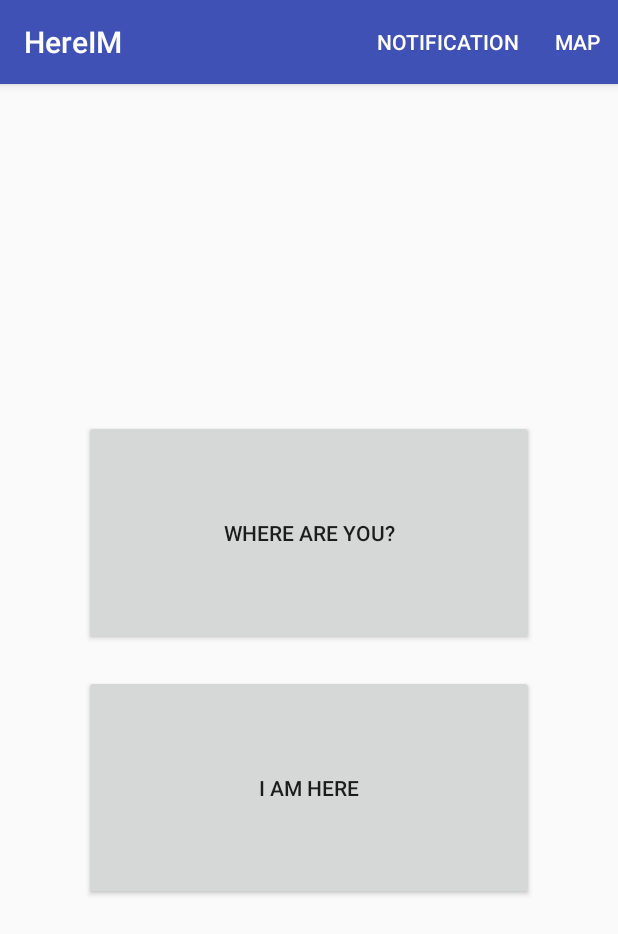
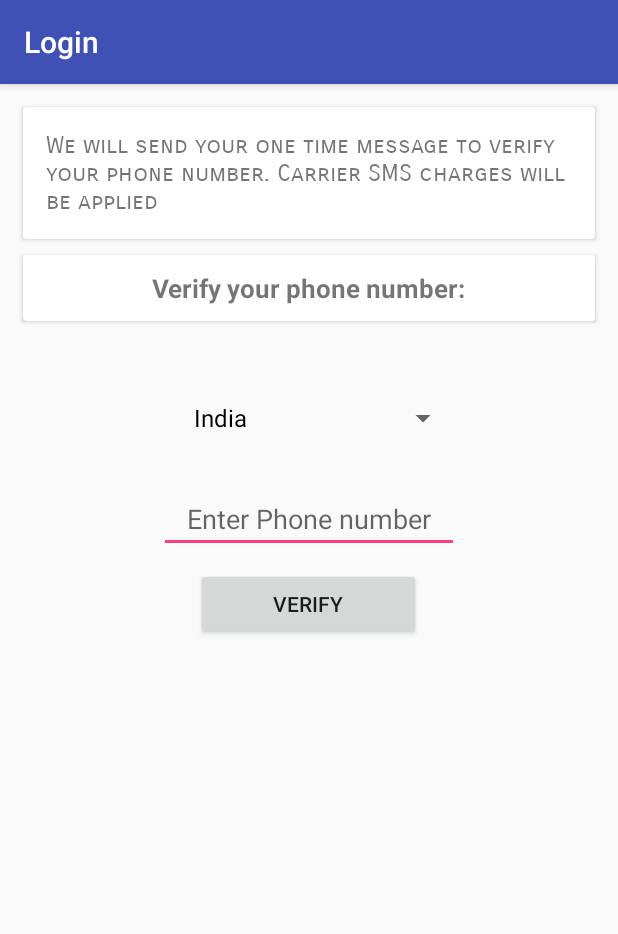
Before and after one commit to Unic-1/HereIM, an Android app: the screen it shows after launch (LandingActivity before the commit, LoginActivity after it), on a phone screen of 412 x 824 dp. Shown: the top 934 px of the screen. Run offline under Robolectric (Android 15) with nearby library versions, the phone set to English and light mode, and no system bars; our stand-ins replace Firebase (no records; nobody signed in at launch, a user with empty details on screens opened directly).

Commit message:
New: LoginActivity added. OTP Verificaiton is completed

```diff
--- a/app/src/main/java/com/unic_1/hereim/Adapter/NotificationAdapter.java
+++ b/app/src/main/java/com/unic_1/hereim/Adapter/NotificationAdapter.java
@@ -46,8 +46,8 @@ public class NotificationAdapter extends RecyclerView.Adapter<NotificationAdapte
 
         public NotificationViewHolder(View itemView) {
             super(itemView);
-            tvMessage = itemView.findViewById(R.id.tvMessage);
-            tvSender = itemView.findViewById(R.id.tvSender);
+            tvMessage = (TextView) itemView.findViewById(R.id.tvMessage);
+            tvSender = (TextView) itemView.findViewById(R.id.tvSender);
         }
 
         public void setMessage(String message) {
--- /dev/null
+++ b/app/src/main/res/layout/activity_login.xml
@@ -0,0 +1,124 @@
+<?xml version="1.0" encoding="utf-8"?>
+<LinearLayout xmlns:android="http://schemas.android.com/apk/res/android"
+    xmlns:app="http://schemas.android.com/apk/res-auto"
+    xmlns:tools="http://schemas.android.com/tools"
+    android:layout_width="match_parent"
+    android:layout_height="match_parent"
+    android:orientation="vertical"
+    android:padding="10dp"
+    tools:context="com.unic_1.hereim.LoginActivity">
+
+    <android.support.v7.widget.CardView
+        android:id="@+id/cardViewVerifyOTP"
+        android:layout_width="match_parent"
+        android:layout_height="wrap_content"
+        android:layout_margin="5dp"
+        android:visibility="gone">
+
+        <TextView
+            android:layout_width="match_parent"
+            android:layout_height="wrap_content"
+            android:layout_margin="15dp"
+            android:gravity="center_horizontal"
+            android:text="Verify OTP:"
+            android:textSize="17sp"
+            android:textStyle="bold" />
+    </android.support.v7.widget.CardView>
+
+    <EditText
+        android:id="@+id/etotp"
+        android:layout_width="200dp"
+        android:layout_height="wrap_content"
+        android:layout_gravity="center_horizontal"
+        android:layout_marginTop="20dp"
+        android:gravity="center_horizontal"
+        android:hint="Code"
+        android:inputType="number"
+        android:visibility="gone" />
+
+    <Button
+        android:id="@+id/botpSubmit"
+        android:layout_width="150dp"
+        android:layout_height="wrap_content"
+        android:layout_gravity="center_horizontal"
+        android:layout_marginTop="10dp"
+        android:onClick="otpVerify"
+        android:text="Submit"
+        android:visibility="gone" />
+
+    <TextView
+        android:id="@+id/resendCode"
+        android:layout_width="match_parent"
+        android:layout_height="wrap_content"
+        android:layout_margin="15dp"
+        android:gravity="center_horizontal"
+        android:onClick="resendOtp"
+        android:text="Resend OTP"
+        android:textColor="#3bafda"
+        android:textSize="16sp"
+        android:visibility="gone" />
+
+    <android.support.v7.widget.CardView
+        android:id="@+id/cardViewVerifyText"
+        android:layout_width="match_parent"
+        android:layout_height="wrap_content"
+        android:layout_margin="5dp"
+        android:visibility="visible">
+
+        <TextView
+            android:layout_width="match_parent"
+            android:layout_height="wrap_content"
+            android:layout_margin="15dp"
+            android:fontFamily="sans-serif-smallcaps"
+            android:text="@string/login_message"
+            android:textSize="16sp" />
+    </android.support.v7.widget.CardView>
+
+    <android.support.v7.widget.CardView
+        android:id="@+id/cardViewVerify"
+        android:layout_width="match_parent"
+        android:layout_height="wrap_content"
+        android:layout_margin="5dp"
+        android:visibility="visible">
+
+        <TextView
+            android:layout_width="wrap_content"
+            android:layout_height="wrap_content"
+            android:layout_gravity="center_horizontal"
+            android:layout_margin="10dp"
+            android:text="@string/verify_text"
+            android:textSize="17sp"
+            android:textStyle="bold" />
+
+    </android.support.v7.widget.CardView>
+
+    <Spinner
+        android:id="@+id/spinner"
+        android:layout_width="200dp"
+        android:layout_height="wrap_content"
+        android:layout_gravity="center_horizontal"
+        android:layout_marginTop="20dp"
+        android:padding="15dp"
+        android:visibility="visible" />
+
+    <EditText
+        android:id="@+id/etphone"
+        android:layout_width="200dp"
+        android:layout_height="wrap_content"
+        android:layout_gravity="center_horizontal"
+        android:layout_marginTop="5dp"
+        android:gravity="center_horizontal"
+        android:hint="@string/phone_hint"
+        android:inputType="number"
+        android:visibility="visible" />
+
+    <Button
+        android:id="@+id/bPhoneSubmit"
+        android:layout_width="150dp"
+        android:layout_height="wrap_content"
+        android:layout_gravity="center_horizontal"
+        android:layout_marginTop="10dp"
+        android:onClick="login"
+        android:text="Verify"
+        android:visibility="visible" />
+</LinearLayout>
--- a/app/src/main/res/values/strings.xml
+++ b/app/src/main/res/values/strings.xml
@@ -6,4 +6,7 @@
 
     <string name="action_settings">Settings</string>
     <string name="title_activity_maps">Map</string>
+    <string name="login_message">We will send your one time message to verify your phone number. Carrier SMS charges will be applied</string>
+    <string name="verify_text">Verify your phone number:</string>
+    <string name="phone_hint">Enter Phone number</string>
 </resources>
```
Also changed, not shown: app/build.gradle (+6 -4 lines), app/src/main/AndroidManifest.xml (+9 -2 lines), app/src/main/java/com/unic_1/hereim/LoginActivity.java (added, +208 -0 lines).
